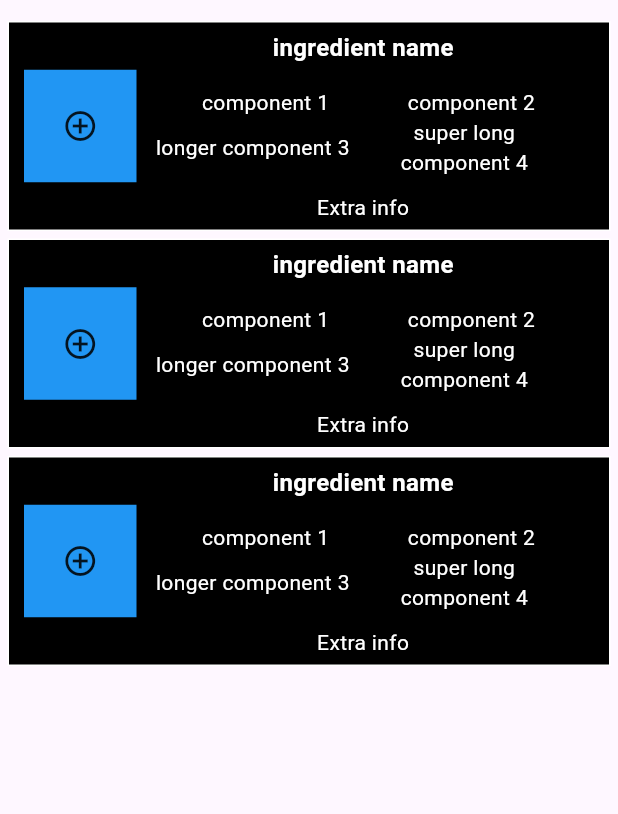
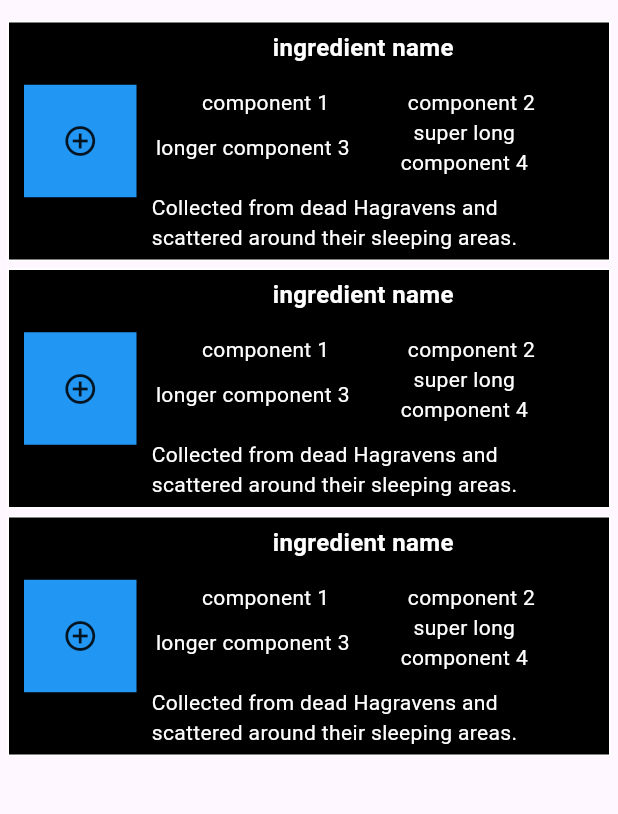
Before and after one commit to NileshRamcharan/AlchemyApp, a Flutter app: the SelectionPage screen opened directly, on a phone screen of 412 x 824 dp, the part 63-877 px from its top. Run offline on Flutter 3.47's test engine with Material 2 defaults, Android fonts, the phone set to English and light mode, and no system bars; network calls fail.

Commit message:
cleaned up code, added example code

```diff
--- a/iiatimd_app/lib/views/selection.dart
+++ b/iiatimd_app/lib/views/selection.dart
@@ -1,5 +1,4 @@
 import 'package:flutter/material.dart';
-import 'package:iiatimd_app/main.dart';
 
 void main() {
   runApp(const MyApp());
@@ -74,7 +73,6 @@ class _ActiveCardsState extends State<ActiveCards> {
   @override
   Widget build(BuildContext context) {
     double screenWidth = MediaQuery.of(context).size.width;
-    double screenHeight = MediaQuery.of(context).size.height;
 
     return Padding(
       padding: const EdgeInsets.fromLTRB(5, 0, 5, 5),
@@ -90,7 +88,7 @@ class _ActiveCardsState extends State<ActiveCards> {
                 width: 75,
                 height: 75,
                 color: Colors.blue,
-                child: Icon(Icons.add_circle_outline_outlined)),
+                child: const Icon(Icons.add_circle_outline_outlined)),
             Column(
               children: [
                 Container(
@@ -147,7 +145,15 @@ class _ActiveCardsState extends State<ActiveCards> {
                     ),
                   ),
                 ),
-                const Text('Extra info', style: TextStyle(color: Colors.white))
+                SizedBox(
+                  width: screenWidth - 130,
+                  child: const Flexible(
+                    child: Text(
+                      'Collected from dead Hagravens and scattered around their sleeping areas.',
+                      style: TextStyle(color: Colors.white),
+                    ),
+                  ),
+                ),
               ],
             ),
           ],
```
Also changed, not shown: iiatimd_app/lib/views/recipes.dart (+6 -6 lines).
